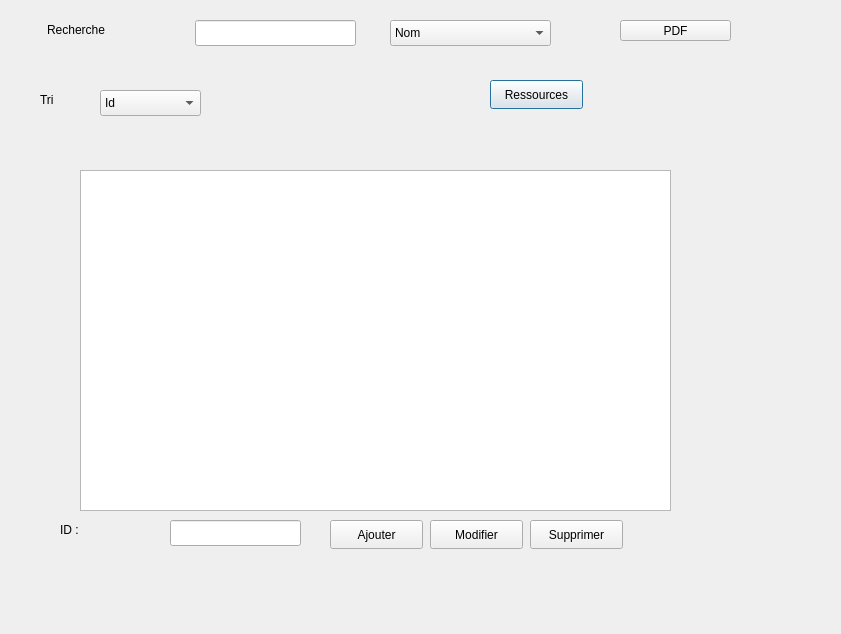
This is dialoglistemedecin.ui in ProjetCPP-S2-2A15/projetcpp2a15-vaccicare as Qt 5 draws it before an edit. The edited form follows.
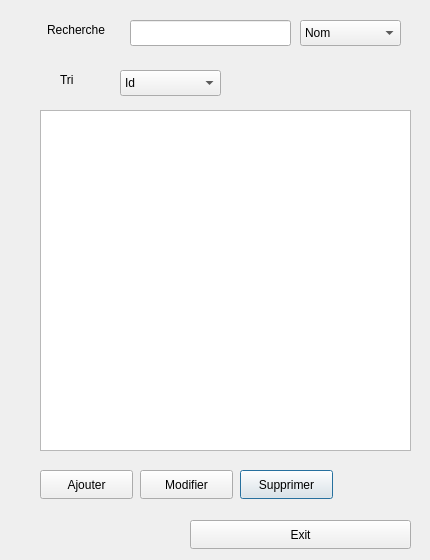
This is the edited form.

```diff
--- a/dialoglistemedecin.ui
+++ b/dialoglistemedecin.ui
@@ -6,8 +6,8 @@
    <rect>
     <x>0</x>
     <y>0</y>
-    <width>841</width>
-    <height>634</height>
+    <width>430</width>
+    <height>560</height>
    </rect>
   </property>
   <property name="windowTitle">
@@ -16,41 +16,18 @@
   <widget class="QLineEdit" name="lineEdit_rechercher">
    <property name="geometry">
     <rect>
-     <x>195</x>
+     <x>130</x>
      <y>20</y>
      <width>161</width>
      <height>26</height>
     </rect>
    </property>
   </widget>
-  <widget class="QLineEdit" name="lineEdit_2">
-   <property name="geometry">
-    <rect>
-     <x>170</x>
-     <y>520</y>
-     <width>131</width>
-     <height>26</height>
-    </rect>
-   </property>
-  </widget>
-  <widget class="QLabel" name="label_3">
-   <property name="geometry">
-    <rect>
-     <x>60</x>
-     <y>520</y>
-     <width>63</width>
-     <height>20</height>
-    </rect>
-   </property>
-   <property name="text">
-    <string>ID :</string>
-   </property>
-  </widget>
   <widget class="QComboBox" name="comboBox_tri">
    <property name="geometry">
     <rect>
-     <x>100</x>
-     <y>90</y>
+     <x>120</x>
+     <y>70</y>
      <width>101</width>
      <height>26</height>
     </rect>
@@ -92,8 +69,8 @@
   <widget class="QLabel" name="label_4">
    <property name="geometry">
     <rect>
-     <x>40</x>
-     <y>90</y>
+     <x>60</x>
+     <y>70</y>
      <width>63</width>
      <height>20</height>
     </rect>
@@ -102,25 +79,12 @@
     <string>Tri</string>
    </property>
   </widget>
-  <widget class="QPushButton" name="pushButton_5">
-   <property name="geometry">
-    <rect>
-     <x>490</x>
-     <y>80</y>
-     <width>93</width>
-     <height>29</height>
-    </rect>
-   </property>
-   <property name="text">
-    <string>Ressources</string>
-   </property>
-  </widget>
   <widget class="QComboBox" name="comboBox">
    <property name="geometry">
     <rect>
-     <x>390</x>
+     <x>300</x>
      <y>20</y>
-     <width>161</width>
+     <width>101</width>
      <height>26</height>
     </rect>
    </property>
@@ -138,8 +102,8 @@
   <widget class="QPushButton" name="Supprimermed">
    <property name="geometry">
     <rect>
-     <x>530</x>
-     <y>520</y>
+     <x>240</x>
+     <y>470</y>
      <width>93</width>
      <height>29</height>
     </rect>
@@ -151,8 +115,8 @@
   <widget class="QPushButton" name="Ajoutermed">
    <property name="geometry">
     <rect>
-     <x>330</x>
-     <y>520</y>
+     <x>40</x>
+     <y>470</y>
      <width>93</width>
      <height>29</height>
     </rect>
@@ -164,8 +128,8 @@
   <widget class="QPushButton" name="Modifiermed">
    <property name="geometry">
     <rect>
-     <x>430</x>
-     <y>520</y>
+     <x>140</x>
+     <y>470</y>
      <width>93</width>
      <height>29</height>
     </rect>
@@ -177,9 +141,9 @@
   <widget class="QTableView" name="tableview">
    <property name="geometry">
     <rect>
-     <x>80</x>
-     <y>170</y>
-     <width>591</width>
+     <x>40</x>
+     <y>110</y>
+     <width>371</width>
      <height>341</height>
     </rect>
    </property>
@@ -187,14 +151,14 @@
   <widget class="QPushButton" name="ButtonPDF">
    <property name="geometry">
     <rect>
-     <x>620</x>
-     <y>20</y>
-     <width>111</width>
-     <height>21</height>
+     <x>190</x>
+     <y>520</y>
+     <width>221</width>
+     <height>29</height>
     </rect>
    </property>
    <property name="text">
-    <string>PDF</string>
+    <string>Exit</string>
    </property>
   </widget>
  </widget>
```
Left out of the diff: 2 changed lines with no effect on the pictures.
